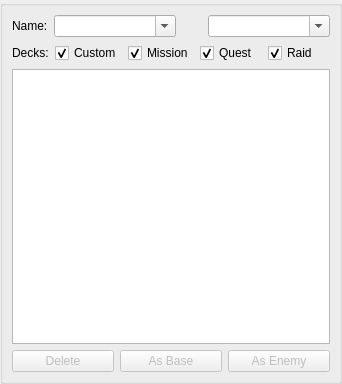
Old version of the form DeckManagementWidget.ui in the repository WarrantyVoid/tyrant-optimize-gui.
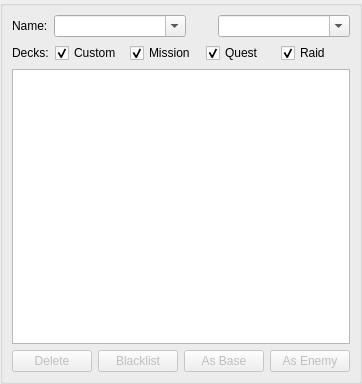
New version of the form. Icons and pictures are not drawn.

Commit message: Added black (un-)listing function for decks

```diff
--- a/DeckManagementWidget.ui
+++ b/DeckManagementWidget.ui
@@ -195,6 +195,20 @@
           </property>
          </widget>
         </item>
+        <item>
+         <widget class="QPushButton" name="blacklistDeckButton">
+          <property name="enabled">
+           <bool>false</bool>
+          </property>
+          <property name="text">
+           <string>Blacklist</string>
+          </property>
+          <property name="icon">
+           <iconset resource="main.qrc">
+            <normaloff>:/img/blacklist.png</normaloff>:/img/blacklist.png</iconset>
+          </property>
+         </widget>
+        </item>
         <item>
          <widget class="QPushButton" name="setBaseDeckButton">
           <property name="enabled">
```
The commit also changes 10 other files.
